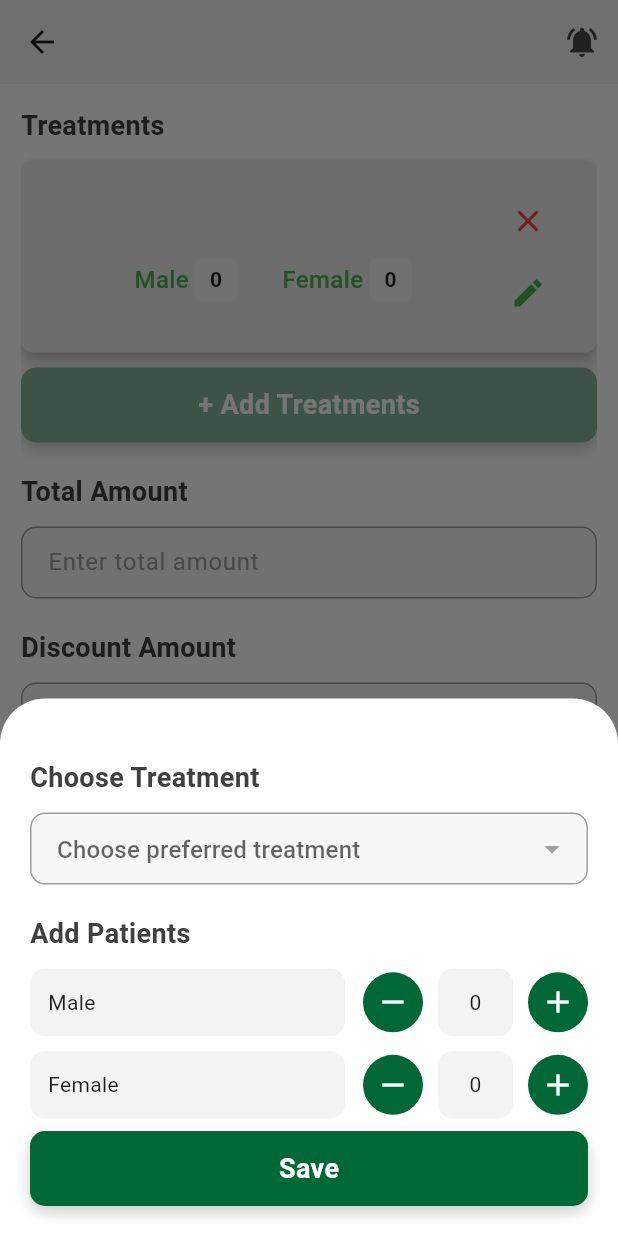
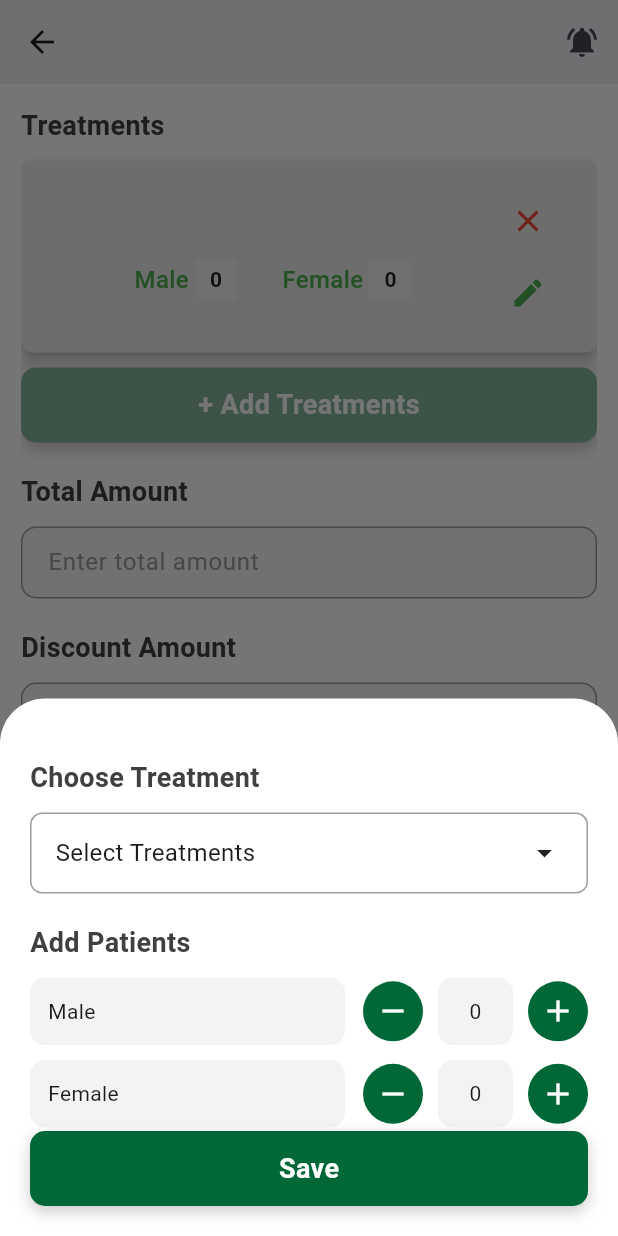
Before and after one commit to adithyanvlmna/medi_point, a Flutter app: the RegisterView screen opened by its route, scrolled down 576 dp, after a tap on "+ Add Treatments", on a phone screen of 412 x 824 dp. Run offline on Flutter 3.47's test engine with Material 3 defaults, Android fonts, the light colour scheme and no system bars; our stand-ins replace flutter_staggered_animations, lottie, pdf, printing, shared_preferences, shimmer_animation; missing offline and left inert: connectivity_wrapper; accounts and stored records are empty; network calls fail; statements that could not run were skipped.

Commit message:
feat : final commit

```diff
--- a/lib/core/utils/api_urls.dart
+++ b/lib/core/utils/api_urls.dart
@@ -4,6 +4,8 @@ class ApiUrls {
   static const String loadPatientList = "PatientList";
   static const String loadBranchList = "BranchList";
   static const String loadTreatmentList = "TreatmentList";
+  static const String patientUpdate = "PatientUpdate";
+
 
 
 
--- a/lib/main.dart
+++ b/lib/main.dart
@@ -6,6 +6,7 @@ import 'package:medipoint_machine_test/provider/login_provider.dart';
 import 'package:medipoint_machine_test/provider/register_provider.dart';
 import 'package:medipoint_machine_test/routes.dart';
 import 'package:medipoint_machine_test/view/register_view.dart';
+import 'package:medipoint_machine_test/view/splash_view.dart';
 import 'package:provider/provider.dart';
 
 void main() {
@@ -27,7 +28,7 @@ class MyApp extends StatelessWidget {
   Widget build(BuildContext context) {
     return ConnectivityAppWrapper(
       app: MaterialApp(
-        initialRoute: RegisterView.routeName,
+        initialRoute: SplashView.routeName,
         routes:routes ,
         debugShowCheckedModeBanner: false,
         title: 'MediPoint',
--- a/lib/view/register_view.dart
+++ b/lib/view/register_view.dart
@@ -2,6 +2,7 @@ import 'package:flutter/material.dart';
 import 'package:medipoint_machine_test/core/app_theme/app_colors.dart';
 import 'package:medipoint_machine_test/core/app_theme/app_text_styles.dart';
 import 'package:medipoint_machine_test/core/utils/app_size.dart';
+import 'package:medipoint_machine_test/core/utils/app_validator.dart';
 import 'package:medipoint_machine_test/core/utils/date_time_convert.dart';
 import 'package:medipoint_machine_test/core/utils/internet_checker.dart';
 import 'package:medipoint_machine_test/model/treatment_model.dart';
@@ -11,6 +12,7 @@ import 'package:medipoint_machine_test/widgets/common_button.dart';
 import 'package:medipoint_machine_test/widgets/common_dropdown_field.dart';
 import 'package:medipoint_machine_test/widgets/common_textfield.dart';
 import 'package:medipoint_machine_test/widgets/custom_treatment_card.dart';
+import 'package:medipoint_machine_test/widgets/multi_select_dropdown.dart';
 import 'package:provider/provider.dart';
 
 class RegisterView extends StatefulWidget {
@@ -48,35 +50,44 @@ class _RegisterViewState extends State<RegisterView> {
           builder: (context, value, child) {
             return Padding(
               padding: const EdgeInsets.all(14.0),
+              child: Form(
+                key: value.formKey,
                 child: ListView(
                   children: [
                     Text("Register", style: AppTextStyles.primaryText),
                     commonSizedBox(30),
+
                     Text("Name", style: AppTextStyles.secondaryGreyText),
                     commonSizedBox(10),
                     CommonTextField(
+                      validator: (p0) => validateField("Name", p0),
                       controller: value.nameController,
                       hintText: "Enter your full name",
                     ),
                     commonSizedBox(20),
+
                     Text(
                       "Whatsapp Number",
                       style: AppTextStyles.secondaryGreyText,
                     ),
                     commonSizedBox(10),
                     CommonTextField(
+                      validator: (p0) => validateField("Phone", p0),
                       keyboardType: TextInputType.phone,
                       controller: value.wNumberController,
                       hintText: "Enter your Whatsapp number",
                     ),
                     commonSizedBox(20),
-                  Text("Addres", style: AppTextStyles.secondaryGreyText),
+
+                    Text("Address", style: AppTextStyles.secondaryGreyText),
                     commonSizedBox(10),
                     CommonTextField(
+                      validator: (p0) => validateField("Address", p0),
                       controller: value.addressController,
                       hintText: "Enter your full address",
                     ),
                     commonSizedBox(20),
+
                     Text("Location", style: AppTextStyles.secondaryGreyText),
                     CommonDropdown(
                       items: value.keralaLocations,
@@ -85,26 +96,36 @@ class _RegisterViewState extends State<RegisterView> {
                         value.setSelectedLocation(val);
                       },
                       hintText: "Choose your location",
+                      validator:
+                          (val) =>
+                              val == null ? "Please select a location" : null,
                     ),
                     commonSizedBox(20),
+
                     Text("Branch", style: AppTextStyles.secondaryGreyText),
                     commonSizedBox(10),
                     CommonDropdown(
                       items:
                           value.branchList
-                            .map<String>((branch) => branch['name'].toString())
+                              .map<String>(
+                                (branch) => branch['name'].toString(),
+                              )
                               .toList(),
                       value: value.selectedBranchName,
                       onChanged: (val) {
                         value.setSelectedBranch(val);
                       },
                       hintText: "Select the branch",
+                      validator:
+                          (val) =>
+                              val == null ? "Please select a branch" : null,
                     ),
                     commonSizedBox(20),
+
                     Text("Treatments", style: AppTextStyles.secondaryGreyText),
                     commonSizedBox(10),
                     TreatmentCard(
-                    title: "",
+                      title: value.selectedValue ?? "",
                       maleCount: value.maleCount,
                       femaleCount: value.femaleCount,
                       onEdit: () {
@@ -122,25 +143,32 @@ class _RegisterViewState extends State<RegisterView> {
                       text: "+ Add Treatments",
                       iscolor: true,
                     ),
+                    commonSizedBox(20),
 
-                  commonSizedBox(20),
-                  Text("Total Amount", style: AppTextStyles.secondaryGreyText),
+                    Text(
+                      "Total Amount",
+                      style: AppTextStyles.secondaryGreyText,
+                    ),
                     commonSizedBox(10),
                     CommonTextField(
+                      validator: (p0) => validateField("Total Amount", p0),
                       controller: value.totalController,
                       hintText: "Enter total amount",
                     ),
                     commonSizedBox(20),
+
                     Text(
                       "Discount Amount",
                       style: AppTextStyles.secondaryGreyText,
                     ),
                     commonSizedBox(10),
                     CommonTextField(
+                      validator: (p0) => validateField("Discount Amount", p0),
                       controller: value.discountController,
                       hintText: "Enter discount amount",
                     ),
                     commonSizedBox(20),
+
                     Text(
                       "Payment option",
                       style: AppTextStyles.secondaryGreyText,
@@ -160,33 +188,47 @@ class _RegisterViewState extends State<RegisterView> {
                         Text("UPI", style: AppTextStyles.secondaryGreyText),
                       ],
                     ),
+                    if (value.paymentType.isEmpty)
+                      Padding(
+                        padding: const EdgeInsets.only(top: 5),
+                        child: Text(
+                          "Please select a payment option",
+                          style: TextStyle(color: Colors.red, fontSize: 12),
+                        ),
+                      ),
                     commonSizedBox(20),
+
                     Text(
                       "Advance Amount",
                       style: AppTextStyles.secondaryGreyText,
                     ),
                     commonSizedBox(10),
                     CommonTextField(
+                      validator: (p0) => validateField("Advance Amount", p0),
                       controller: value.advAmountController,
                       hintText: "Enter advance amount",
                     ),
                     commonSizedBox(20),
+
                     Text(
                       "Balance Amount",
                       style: AppTextStyles.secondaryGreyText,
                     ),
                     commonSizedBox(10),
                     CommonTextField(
+                      validator: (p0) => validateField("Balance Amount", p0),
                       controller: value.bAmountController,
                       hintText: "Enter balance amount",
                     ),
                     commonSizedBox(20),
+
                     Text(
                       "Treatment Date",
                       style: AppTextStyles.secondaryGreyText,
                     ),
                     commonSizedBox(10),
                     CommonTextField(
+                      validator: (p0) => validateField("Treatment Date", p0),
                       controller: value.tDateController,
                       hintText: "",
                       suffixIcon: Icons.calendar_month_rounded,
@@ -199,6 +241,7 @@ class _RegisterViewState extends State<RegisterView> {
                       },
                     ),
                     commonSizedBox(20),
+
                     Text(
                       "Treatment Time",
                       style: AppTextStyles.secondaryGreyText,
@@ -213,6 +256,8 @@ class _RegisterViewState extends State<RegisterView> {
                             value: value.selectedHour,
                             onChanged: (val) => value.setSelectedHour(val),
                             hintText: "Hour",
+                            validator:
+                                (val) => val == null ? "Select hour" : null,
                           ),
                         ),
                         Expanded(
@@ -221,18 +266,27 @@ class _RegisterViewState extends State<RegisterView> {
                             value: value.selectedMinute,
                             onChanged: (val) => value.setSelectedMinute(val),
                             hintText: "Minutes",
+                            validator:
+                                (val) => val == null ? "Select minute" : null,
                           ),
                         ),
                       ],
                     ),
+
+                    commonSizedBox(10),
                     CommonButton(
                       onTap: () async {
-    final provider = Provider.of<RegisterProvider>(context, listen: false);
+                        // value.updatePatient();
+                     if(value.formKey.currentState!.validate()){
+                         final provider = Provider.of<RegisterProvider>(
+                          context,
+                          listen: false,
+                        );
 
                         final treatments = [
                           {
-        'name': provider.selectedTreatment?.name ?? 'Massage',
-        'price':  500,
+                            'name': 'Massage',
+                            'price': 500,
                             'male': provider.maleCount,
                             'female': provider.femaleCount,
                           },
@@ -240,35 +294,50 @@ class _RegisterViewState extends State<RegisterView> {
 
                         try {
                           await provider.generateReceiptPdf(
-        name: provider.nameController.text.isNotEmpty
+                            name:
+                                provider.nameController.text.isNotEmpty
                                     ? provider.nameController.text
                                     : 'John Doe',
-        address: provider.addressController.text.isNotEmpty
+                            address:
+                                provider.addressController.text.isNotEmpty
                                     ? provider.addressController.text
                                     : 'Unknown Address',
-        whatsapp: provider.wNumberController.text.isNotEmpty
+                            whatsapp:
+                                provider.wNumberController.text.isNotEmpty
                                     ? provider.wNumberController.text
                                     : '0000000000',
                             bookedOn: DateTime.now(),
-        treatmentDate: provider.tDateController.text.isNotEmpty
+                            treatmentDate:
+                                provider.tDateController.text.isNotEmpty
                                     ? provider.tDateController.text
-            :formatDate(DateTime.now(),),
+                                    : formatDate(DateTime.now()),
                             treatmentTime:
                                 "${provider.selectedHour ?? '--'}:${provider.selectedMinute ?? '--'}",
                             treatments: treatments,
-        discount: int.tryParse(provider.discountController.text) ?? 0,
-        advance: int.tryParse(provider.advAmountController.text) ?? 0,
+                            discount:
+                                int.tryParse(
+                                  provider.discountController.text,
+                                ) ??
+                                0,
+                            advance:
+                                int.tryParse(
+                                  provider.advAmountController.text,
+                                ) ??
+                                0,
                           );
                         } catch (e) {
                           ScaffoldMessenger.of(context).showSnackBar(
-        SnackBar(content: Text('Failed to generate PDF: $e')),
+                            SnackBar(
+                              content: Text('Failed to generate PDF: $e'),
+                            ),
                           );
+                        }
                      }
                       },
                       text: "Save",
                     ),
-
                   ],
+                ),
               ),
             );
           },
@@ -324,9 +393,6 @@ class _RegisterViewState extends State<RegisterView> {
       context: context,
       builder: (context) {
         final items = provider.treatmentList.map((e) => e.name).toList();
-        final selectedVal = provider.selectedTreatment?.name;
-        final isValidSelected =
-            selectedVal != null && items.contains(selectedVal);
 
         return Consumer<RegisterProvider>(
           builder: (context, value, child) {
@@ -348,18 +414,17 @@ class _RegisterViewState extends State<RegisterView> {
                         style: AppTextStyles.secondaryGreyText,
                       ),
                       const SizedBox(height: 10),
-                      CommonDropdown(
-                        items: items,
-                        value: isValidSelected ? selectedVal : null,
-                        onChanged: (val) {
-                          final selected = provider.treatmentList.firstWhere(
-                            (element) => element.name == val,
-                            orElse: () => TreatmentModel(id: 0, name: ''),
-                          );
-                          provider.setSelectedTreatment(selected);
+                      CommonMultiSelectDropdown<TreatmentModel>(
+                        items: provider.treatmentList,
+                        selectedItems: provider.selectedTreatments,
+                        getLabel: (item) => item.name,
+                        getId: (item) => item.id,
+                        hintText: "Select Treatments",
+                        onSelectionChanged: (selected) {
+                          provider.updateSelectedTreatments(selected);
                         },
-                        hintText: "Choose preferred treatment",
                       ),
+
                       const SizedBox(height: 20),
                       Text(
                         "Add Patients",
@@ -385,7 +450,11 @@ class _RegisterViewState extends State<RegisterView> {
                       CommonButton(
                         text: "Save",
                         onTap: () {
-
+                          value.saveTreatment(
+                            value.maleCount,
+                            value.femaleCount,
+                            value.selectedValue ?? "",
+                          );
                           Navigator.pop(context);
                         },
                       ),
--- /dev/null
+++ b/lib/widgets/multi_select_dropdown.dart
@@ -0,0 +1,104 @@
+import 'package:flutter/material.dart';
+
+class CommonMultiSelectDropdown<T> extends StatefulWidget {
+  final List<T> items;
+  final String Function(T) getLabel;
+  final int Function(T) getId;
+  final List<T> selectedItems;
+  final String hintText;
+  final void Function(List<T> selected) onSelectionChanged;
+
+  const CommonMultiSelectDropdown({
+    Key? key,
+    required this.items,
+    required this.getLabel,
+    required this.getId,
+    required this.selectedItems,
+    required this.onSelectionChanged,
+    this.hintText = "Select options",
+  }) : super(key: key);
+
+  @override
+  State<CommonMultiSelectDropdown<T>> createState() => _CommonMultiSelectDropdownState<T>();
+}
+
+class _CommonMultiSelectDropdownState<T> extends State<CommonMultiSelectDropdown<T>> {
+  late List<T> _selectedItems;
+
+  @override
+  void initState() {
+    super.initState();
+    _selectedItems = [...widget.selectedItems];
+  }
+
+  void _showMultiSelectDialog() async {
+    await showDialog(
+      context: context,
+      builder: (context) {
+        return StatefulBuilder(
+          builder: (context, setStateDialog) {
+            return AlertDialog(
+              title: Text(widget.hintText),
+              content: SizedBox(
+                width: double.maxFinite,
+                child: ListView(
+                  shrinkWrap: true,
+                  children: widget.items.map((item) {
+                    bool isSelected = _selectedItems.contains(item);
+                    return CheckboxListTile(
+                      value: isSelected,
+                      title: Text(widget.getLabel(item)),
+                      onChanged: (bool? selected) {
+                        setStateDialog(() {
+                          if (selected == true) {
+                            _selectedItems.add(item);
+                          } else {
+                            _selectedItems.remove(item);
+                          }
+                        });
+                      },
+                    );
+                  }).toList(),
+                ),
+              ),
+              actions: [
+                TextButton(
+                  onPressed: () {
+                    widget.onSelectionChanged(_selectedItems);
+                    Navigator.pop(context);
+                  },
+                  child: const Text("OK"),
+                )
+              ],
+            );
+          },
+        );
+      },
+    );
+    setState(() {}); // To refresh selected items UI
+  }
+
+  @override
+  Widget build(BuildContext context) {
+    final displayText = _selectedItems.isNotEmpty
+        ? _selectedItems.map((e) => widget.getLabel(e)).join(', ')
+        : widget.hintText;
+
+    return GestureDetector(
+      onTap: _showMultiSelectDialog,
+      child: Container(
+        padding: const EdgeInsets.symmetric(horizontal: 16, vertical: 14),
+        decoration: BoxDecoration(
+          border: Border.all(color: Colors.grey),
+          borderRadius: BorderRadius.circular(8),
+        ),
+        child: Row(
+          children: [
+            Expanded(child: Text(displayText, style: const TextStyle(fontSize: 16))),
+            const Icon(Icons.arrow_drop_down),
+          ],
+        ),
+      ),
+    );
+  }
+}
```
Also changed, not shown: lib/core/utils/date_time_convert.dart (+33 -0 lines), lib/provider/register_provider.dart (+63 -12 lines). Lines whose indentation alone changed are shown as unchanged.
